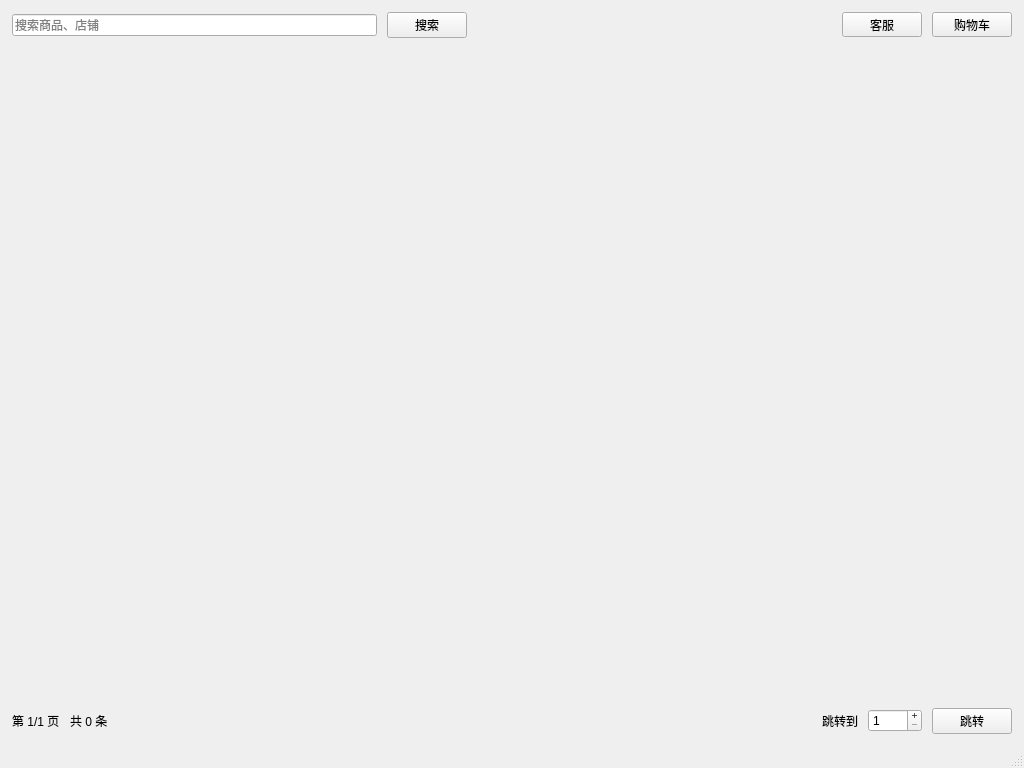
The window that client/ui/mainwindow.ui (Hela1110/test) describes before a commit, drawn with Qt 5.
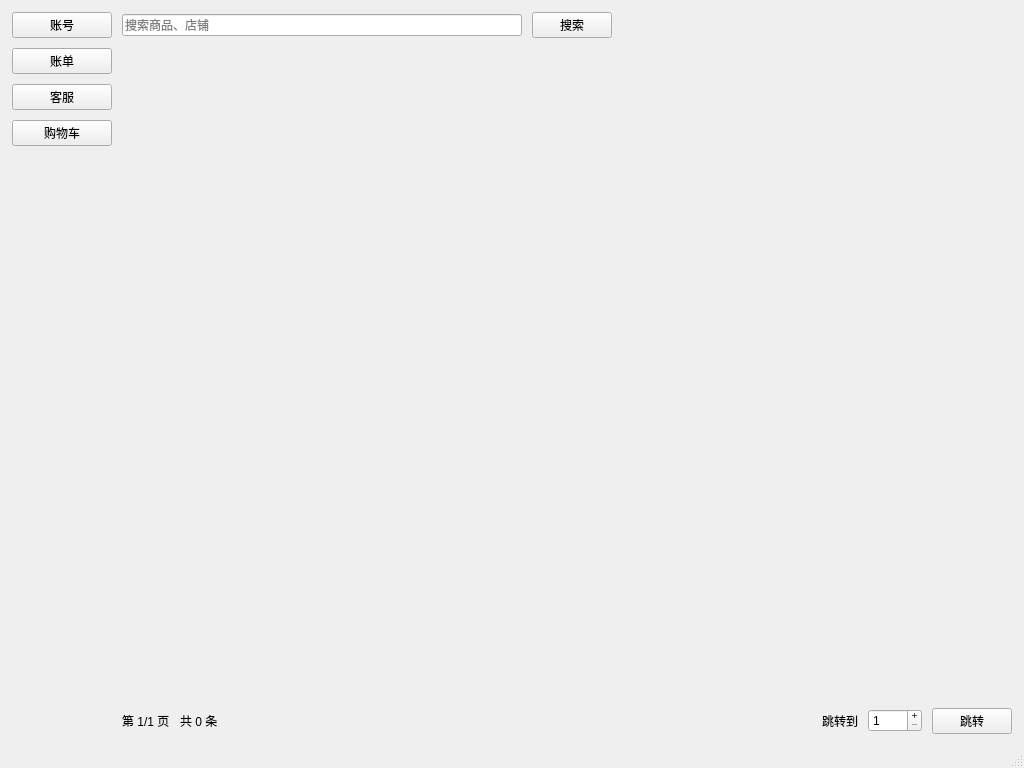
The same window after the commit.

What changed in the file:
```diff
--- a/client/ui/mainwindow.ui
+++ b/client/ui/mainwindow.ui
@@ -14,13 +14,86 @@
    <string>购物系统</string>
   </property>
   <widget class="QWidget" name="centralwidget">
-   <layout class="QVBoxLayout" name="rootLayout">
+   <layout class="QHBoxLayout" name="outerLayout">
     <property name="spacing">
      <number>10</number>
     </property>
     <property name="margin">
      <number>12</number>
     </property>
+    <!-- Left Sidebar -->
+    <item>
+     <layout class="QVBoxLayout" name="leftSidebarLayout">
+      <item>
+       <widget class="QPushButton" name="accountButton">
+        <property name="text">
+         <string>账号</string>
+        </property>
+        <property name="minimumSize">
+         <size>
+          <width>100</width>
+          <height>0</height>
+         </size>
+        </property>
+       </widget>
+      </item>
+      <item>
+       <widget class="QPushButton" name="ordersButton">
+        <property name="text">
+         <string>账单</string>
+        </property>
+        <property name="minimumSize">
+         <size>
+          <width>100</width>
+          <height>0</height>
+         </size>
+        </property>
+       </widget>
+      </item>
+      <item>
+       <widget class="QPushButton" name="chatButton">
+        <property name="text">
+         <string>客服</string>
+        </property>
+        <property name="minimumSize">
+         <size>
+          <width>100</width>
+          <height>0</height>
+         </size>
+        </property>
+       </widget>
+      </item>
+      <item>
+       <widget class="QPushButton" name="cartButton">
+        <property name="text">
+         <string>购物车</string>
+        </property>
+        <property name="minimumSize">
+         <size>
+          <width>100</width>
+          <height>0</height>
+         </size>
+        </property>
+       </widget>
+      </item>
+      <item>
+       <spacer name="leftSidebarSpacer">
+        <property name="orientation">
+         <enum>Qt::Vertical</enum>
+        </property>
+        <property name="sizeHint" stdset="0">
+         <size>
+          <width>20</width>
+          <height>40</height>
+         </size>
+        </property>
+       </spacer>
+      </item>
+     </layout>
+    </item>
+    <!-- Main Content -->
+    <item>
+     <layout class="QVBoxLayout" name="rootLayout">
     <item>
      <layout class="QHBoxLayout" name="topBarLayout">
       <item>
@@ -56,33 +129,6 @@
         </property>
        </spacer>
       </item>
-      <item>
-       <widget class="QToolButton" name="chatButton">
-        <property name="text">
-         <string>客服</string>
-        </property>
-        <property name="minimumSize">
-         <size>
-          <width>80</width>
-          <height>0</height>
-         </size>
-        </property>
-       </widget>
-      </item>
-  <item>
-   <widget class="QToolButton" name="cartButton">
-        <property name="text">
-         <string>购物车</string>
-        </property>
-        <property name="minimumSize">
-         <size>
-          <width>80</width>
-          <height>0</height>
-         </size>
-        </property>
-       </widget>
-      </item>
-  <!-- Removed top pager buttons -->
      </layout>
     </item>
     <item>
@@ -185,6 +231,8 @@
      </size>
     </property>
      </widget>
+    </item>
+       </layout>
     </item>
    </layout>
   </item>
```
Lines whose indentation alone changed are shown as unchanged.
